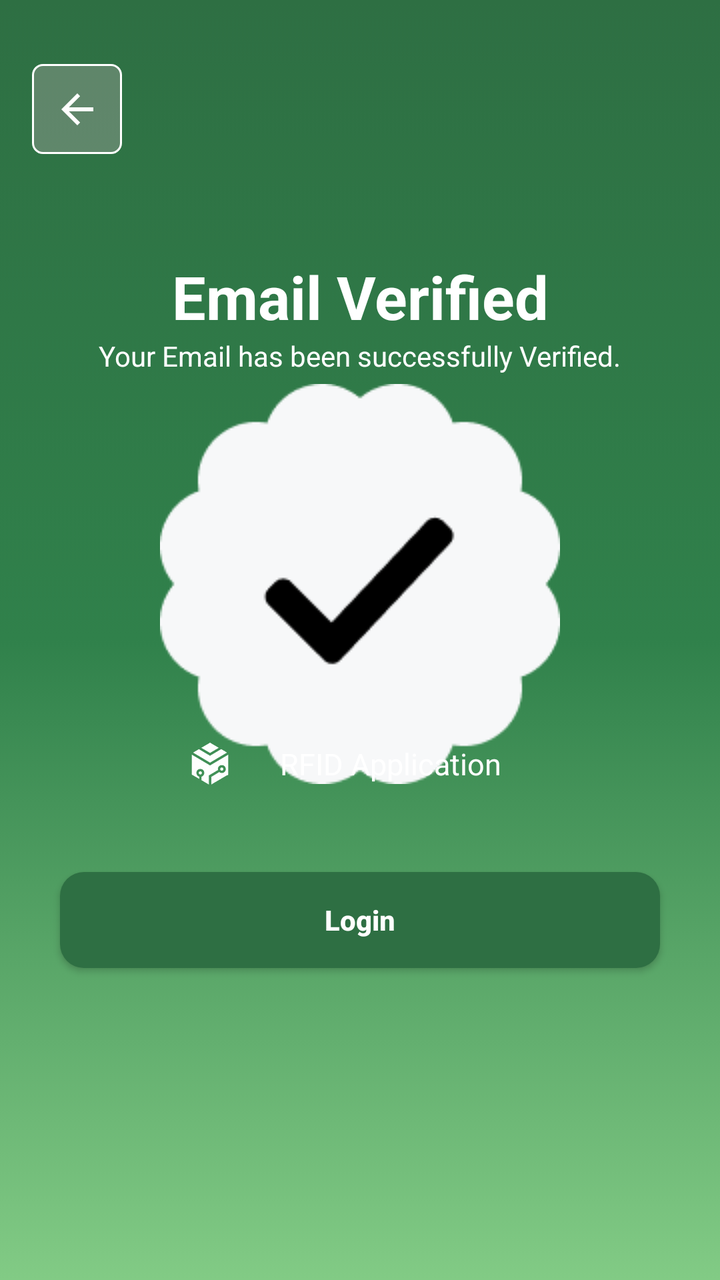
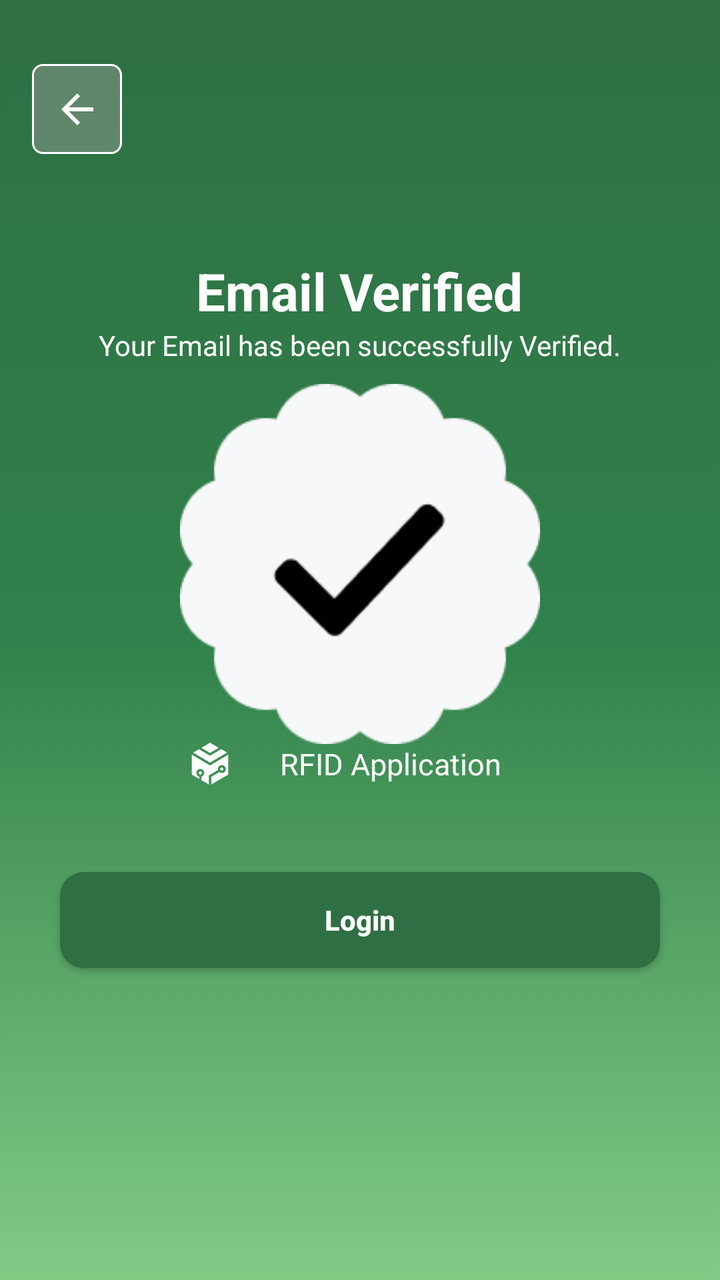

Two renders of the same Android screen: before a commit and after it. Below are the layout's source before the change and the commit's diff.
<!-- AndroidManifest.xml: application theme Theme.RFID -->
<!-- res/layout/activity_email_verified_successful.xml -->
<?xml version="1.0" encoding="utf-8"?>
<androidx.constraintlayout.widget.ConstraintLayout xmlns:android="http://schemas.android.com/apk/res/android"
    xmlns:app="http://schemas.android.com/apk/res-auto"
    xmlns:tools="http://schemas.android.com/tools"
    android:id="@+id/main"
    android:layout_width="match_parent"
    android:layout_height="match_parent"
    android:background="@drawable/gradient_background"
    tools:context=".auth.EmailVerifiedSuccessful">

    <ImageButton
        android:id="@+id/imageButton"
        android:layout_width="45dp"
        android:layout_height="45dp"
        android:layout_marginStart="16dp"
        android:layout_marginTop="32dp"
        android:background="@drawable/backbtn"
        android:tint="@android:color/white"
        app:layout_constraintStart_toStartOf="parent"
        app:layout_constraintTop_toTopOf="parent"
        app:srcCompat="?attr/actionModeCloseDrawable"
        tools:ignore="ContentDescription,MissingConstraints,UseAppTint,SpeakableTextPresentCheck,TouchTargetSizeCheck" />

    <androidx.constraintlayout.widget.Guideline
        android:id="@+id/guideTop"
        android:layout_width="wrap_content"
        android:layout_height="wrap_content"
        android:orientation="horizontal"
        app:layout_constraintGuide_percent="0.2"/>

    <LinearLayout
        android:id="@+id/headerSection"
        android:layout_width="0dp"
        android:layout_height="wrap_content"
        android:orientation="vertical"
        android:gravity="center"
        app:layout_constraintTop_toBottomOf="@id/guideTop"
        app:layout_constraintStart_toStartOf="parent"
        app:layout_constraintEnd_toEndOf="parent">

        <TextView
            android:id="@+id/txtEmailVerified"
            android:layout_width="wrap_content"
            android:layout_height="wrap_content"
            android:text="Email Verified"
            android:textColor="@color/white"
            android:textSize="30sp"
            android:textStyle="bold"
            android:gravity="center"
            tools:ignore="HardcodedText" />

        <TextView
            android:id="@+id/txtEmailVerifiedDesc"
            android:layout_width="wrap_content"
            android:layout_height="wrap_content"
            android:text="Your Email has been successfully Verified."
            android:textColor="@color/white"
            tools:ignore="HardcodedText" />
    </LinearLayout>

    <androidx.constraintlayout.widget.Guideline
        android:id="@+id/guideUpperMiddle"
        android:layout_width="wrap_content"
        android:layout_height="wrap_content"
        android:orientation="horizontal"
        app:layout_constraintGuide_percent="0.3"/>

    <ImageView
        android:id="@+id/imgCheck"
        android:layout_width="200dp"
        android:layout_height="200dp"
        app:layout_constraintTop_toBottomOf="@id/guideUpperMiddle"
        app:layout_constraintEnd_toEndOf="parent"
        app:layout_constraintStart_toStartOf="parent"
        app:srcCompat="@drawable/check"
        tools:ignore="ContentDescription" />

    <androidx.constraintlayout.widget.Guideline
        android:id="@+id/guideLowerMiddle"
        android:layout_width="wrap_content"
        android:layout_height="wrap_content"
        android:orientation="horizontal"
        app:layout_constraintGuide_percent="0.55"/>

    <LinearLayout
        android:id="@+id/rfidApplication"
        android:layout_width="300dp"
        android:layout_height="60dp"
        android:gravity="center"
        android:orientation="horizontal"
        android:paddingStart="20dp"
        app:layout_constraintEnd_toEndOf="parent"
        app:layout_constraintStart_toStartOf="parent"
        app:layout_constraintTop_toBottomOf="@+id/guideLowerMiddle"
        tools:ignore="RtlSymmetry">

        <ImageView
            android:id="@+id/imageView3"
            android:layout_width="150dp"
            android:layout_height="wrap_content"
            android:layout_weight="1"
            android:paddingStart="20dp"
            app:srcCompat="@drawable/signin_logo"
            tools:ignore="ContentDescription" />

        <TextView
            android:id="@+id/textView16"
            android:layout_width="250dp"
            android:layout_height="wrap_content"
            android:layout_weight="1"
            android:text="RFID Application"
            android:textColor="@color/white"
            android:textSize="15sp"
            tools:ignore="HardcodedText,TextContrastCheck" />
    </LinearLayout>

    <Button
        android:id="@+id/btnVerifying"
        android:layout_width="0dp"
        app:layout_constraintWidth_max="300dp"
        android:layout_height="wrap_content"
        android:layout_marginTop="24dp"
        android:background="@drawable/button_style"
        android:text="@string/Login_text"
        android:textAllCaps="false"
        android:textColor="@color/white"
        android:textStyle="bold"
        app:layout_constraintEnd_toEndOf="parent"
        app:layout_constraintStart_toStartOf="parent"
        app:layout_constraintTop_toBottomOf="@id/rfidApplication"
        tools:ignore="TouchTargetSizeCheck" />


</androidx.constraintlayout.widget.ConstraintLayout>
<!-- resources referenced by this layout -->
<resources>
  <color name="white">#FFFFFFFF</color>
  <!-- drawable backbtn (drawable) -->
  <?xml version="1.0" encoding="utf-8"?>
  <selector xmlns:android="http://schemas.android.com/apk/res/android">
      <item>
          <shape>
              <solid android:color="#62AFA7A7"/>
              <stroke android:color="@color/white"
                  android:width="3px"/>
              <corners android:radius="15px"/>
          </shape>
      </item>
  </selector>
  <!-- drawable button_style (drawable) -->
  <?xml version="1.0" encoding="utf-8"?>
  <selector xmlns:android="http://schemas.android.com/apk/res/android">
      <item>
          <shape>
              <solid android:color="@color/green"/>
              <corners android:radius="12dp"/>
          </shape>
      </item>
  </selector>
  <!-- drawable check: png bitmap (drawable, 4197 bytes) -->
  <!-- drawable gradient_background (drawable) -->
  <?xml version="1.0" encoding="utf-8"?>
  <selector xmlns:android="http://schemas.android.com/apk/res/android">
      <item>
          <shape>
              <gradient
                  android:angle="15"
                  android:startColor="#2E6F43"
                  android:centerColor="#30814B"
                  android:endColor="#82CB85"
                  android:type="linear"
                  />
          </shape>
      </item>
  
  </selector>
  <!-- drawable signin_logo: png bitmap (drawable, 47190 bytes) -->
  <string name="Login_text">Login</string>
  <style name="Theme.RFID" parent="Base.Theme.RFID" />
  <color name="green">#2E6F43</color>
  <style name="Base.Theme.RFID" parent="Theme.AppCompat.Light.NoActionBar">
          
          
      </style>
</resources>

<!-- the commit's change to res/layout/activity_email_verified_successful.xml (unified diff, before → after) -->
@@ -9,16 +9,16 @@
     tools:context=".auth.EmailVerifiedSuccessful">
 
     <ImageButton
-        android:id="@+id/imageButton"
+        android:id="@+id/btnBack"
         android:layout_width="45dp"
         android:layout_height="45dp"
         android:layout_marginStart="16dp"
         android:layout_marginTop="32dp"
         android:background="@drawable/backbtn"
-        android:tint="@android:color/white"
         app:layout_constraintStart_toStartOf="parent"
         app:layout_constraintTop_toTopOf="parent"
         app:srcCompat="?attr/actionModeCloseDrawable"
+        app:tint="@android:color/white"
         tools:ignore="ContentDescription,MissingConstraints,UseAppTint,SpeakableTextPresentCheck,TouchTargetSizeCheck" />
 
     <androidx.constraintlayout.widget.Guideline
@@ -44,7 +44,7 @@
             android:layout_height="wrap_content"
             android:text="Email Verified"
             android:textColor="@color/white"
-            android:textSize="30sp"
+            android:textSize="26sp"
             android:textStyle="bold"
             android:gravity="center"
             tools:ignore="HardcodedText" />
@@ -67,8 +67,8 @@
 
     <ImageView
         android:id="@+id/imgCheck"
-        android:layout_width="200dp"
-        android:layout_height="200dp"
+        android:layout_width="180dp"
+        android:layout_height="180dp"
         app:layout_constraintTop_toBottomOf="@id/guideUpperMiddle"
         app:layout_constraintEnd_toEndOf="parent"
         app:layout_constraintStart_toStartOf="parent"
